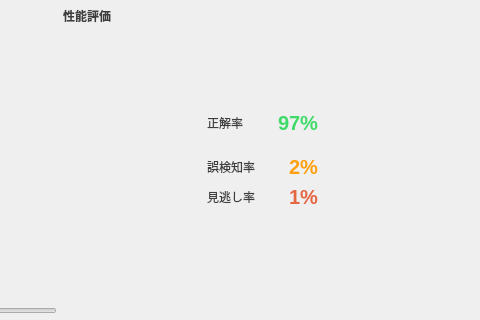
RUTILEA/SDTest, file src/main/python/view/ui/test.ui: the form before one commit; both pictures show x 360 to 840 and y 176 to 496 of the 840 by 640 pixel window.
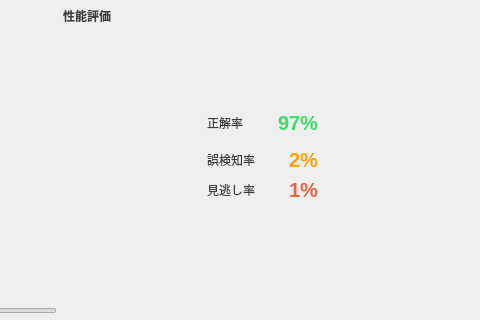
The form after the commit. The open tabs and pages were chosen to show the change. Icons and pictures are not drawn.

```diff
--- a/src/main/python/view/ui/test.ui
+++ b/src/main/python/view/ui/test.ui
@@ -272,7 +272,7 @@
                 <x>70</x>
                 <y>80</y>
                 <width>111</width>
-                <height>98</height>
+                <height>91</height>
                </rect>
               </property>
               <layout class="QVBoxLayout" name="performance_rates_area">
```
